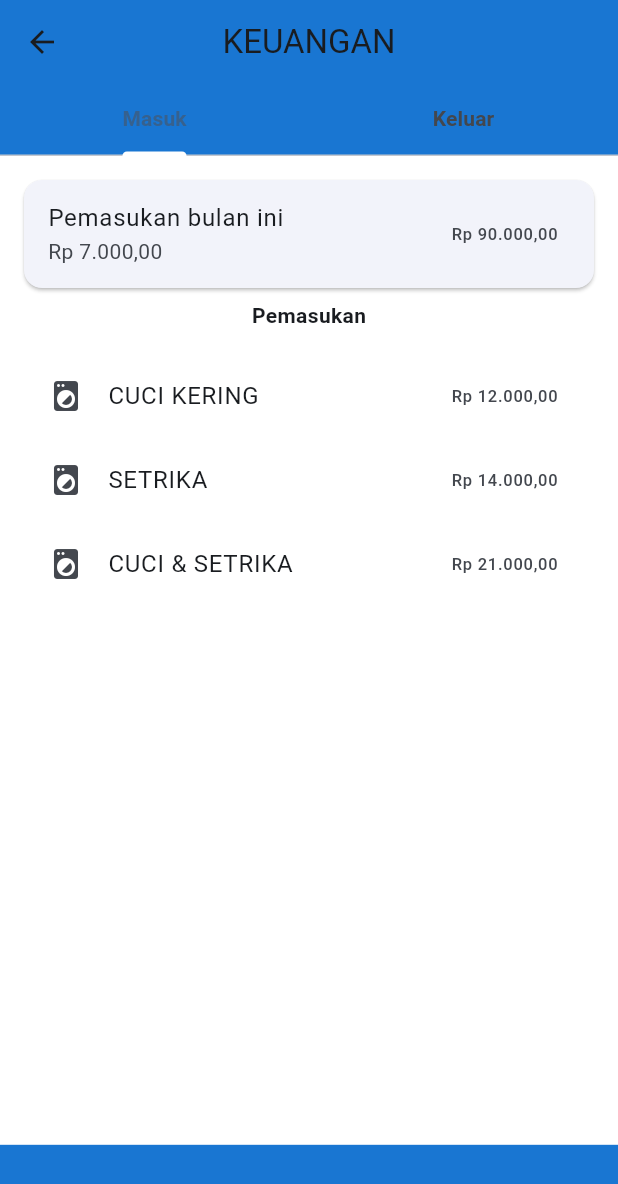
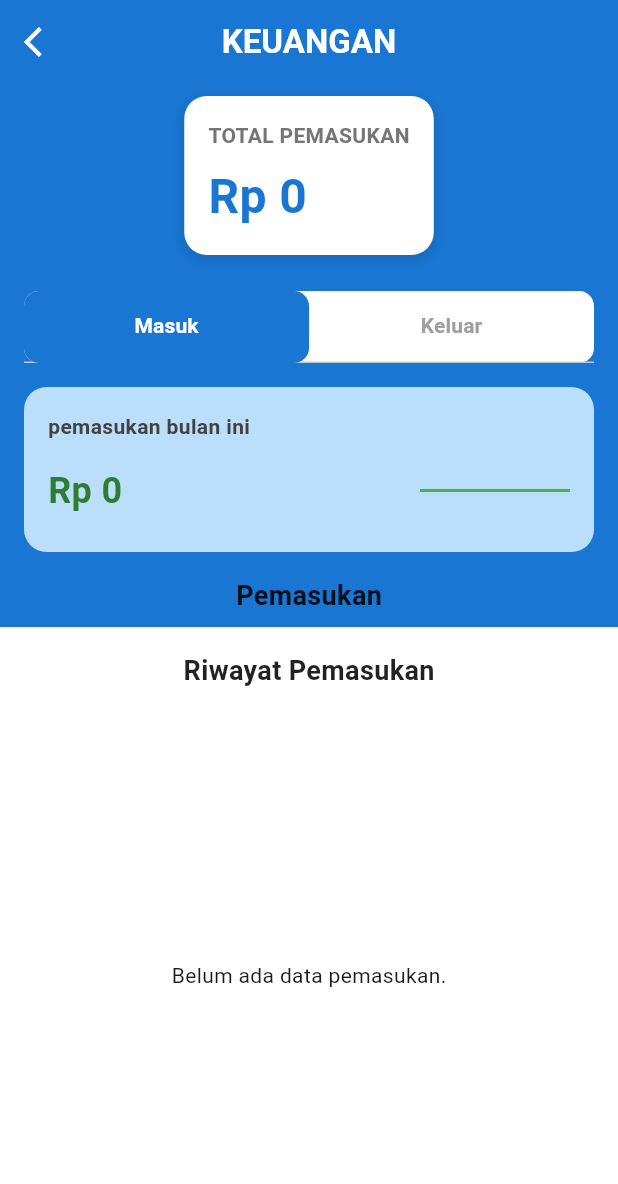
Before and after one commit to ghazyraihan/syabrina_laundry_ppsi, a Flutter app: the HomePage screen opened directly, after a tap on "KEUANGAN", on a phone screen of 412 x 824 dp. Shown: the top 1184 px of the screen. Run offline on Flutter 3.47's test engine with Material 3 defaults, Android fonts, the phone set to English and light mode, and no system bars; our stand-ins replace cloud_firestore, firebase_auth, firebase_core; accounts and stored records are empty.

Commit message:
mengubah halaman pemasukan

```diff
--- a/lib/pages/home_page.dart
+++ b/lib/pages/home_page.dart
@@ -44,7 +44,7 @@ class HomePage extends StatelessWidget {
                 context, 'PESANAN', Icons.receipt_long, PesananPage()),
             const SizedBox(height: 16),
             buildMenuCard(
-                context, 'KEUANGAN', Icons.attach_money, const KeuanganPage()),
+                context, 'KEUANGAN', Icons.attach_money, KeuanganPage()),
           ],
         ),
       ),
--- a/lib/pages/keuangan_page.dart
+++ b/lib/pages/keuangan_page.dart
@@ -1,4 +1,53 @@
+// lib/pages/keuangan_page.dart
 import 'package:flutter/material.dart';
+import 'package:cloud_firestore/cloud_firestore.dart';
+import 'package:intl/intl.dart';
+import 'pemasukan_page.dart';
+import 'pengeluaran_page.dart';
+import 'form_pengeluaran_page.dart';
+
+class _LineGraphPainter extends CustomPainter {
+  final List<double> data;
+  final Color lineColor;
+
+  _LineGraphPainter(this.data, this.lineColor);
+
+  @override
+  void paint(Canvas canvas, Size size) {
+    final paint = Paint()
+      ..color = lineColor
+      ..strokeWidth = 2.0
+      ..style = PaintingStyle.stroke;
+
+    final path = Path();
+    if (data.isNotEmpty) {
+      final double minY = data.reduce((a, b) => a < b ? a : b);
+      final double maxY = data.reduce((a, b) => a > b ? a : b);
+
+      if (minY == maxY) {
+        path.moveTo(0, size.height / 2);
+        path.lineTo(size.width, size.height / 2);
+      } else {
+        double normalize(double value) {
+          return size.height - ((value - minY) / (maxY - minY)) * size.height;
+        }
+
+        path.moveTo(0, normalize(data[0]));
+        for (int i = 1; i < data.length; i++) {
+          final x = i * (size.width / (data.length - 1));
+          final y = normalize(data[i]);
+          path.lineTo(x, y);
+        }
+      }
+    }
+    canvas.drawPath(path, paint);
+  }
+
+  @override
+  bool shouldRepaint(covariant CustomPainter oldDelegate) {
+    return false;
+  }
+}
 
 class KeuanganPage extends StatefulWidget {
   const KeuanganPage({super.key});
@@ -12,10 +61,11 @@ class _KeuanganPageState extends State<KeuanganPage>
   late TabController _tabController;
   int _selectedIndex = 0;
 
-  final List<Map<String, dynamic>> pengeluaranList = [];
-
-  final TextEditingController namaController = TextEditingController();
-  final TextEditingController jumlahController = TextEditingController();
+  final formatter = NumberFormat.currency(
+    locale: 'id_ID',
+    symbol: 'Rp ',
+    decimalDigits: 0,
+  );
 
   @override
   void initState() {
@@ -31,208 +81,249 @@ class _KeuanganPageState extends State<KeuanganPage>
   @override
   void dispose() {
     _tabController.dispose();
-    namaController.dispose();
-    jumlahController.dispose();
     super.dispose();
   }
 
-  void _showForm({int? index}) {
-    // Jika index tidak null, isi data untuk edit
-    if (index != null) {
-      namaController.text = pengeluaranList[index]['nama'];
-      jumlahController.text = pengeluaranList[index]['jumlah'];
+  Future<int> _getTotalByMonth(String collectionName) async {
+  final now = DateTime.now();
+  final startOfMonth = DateTime(now.year, now.month, 1);
+  final endOfMonth = DateTime(now.year, now.month + 1, 0, 23, 59, 59);
+
+  final snapshot = await FirebaseFirestore.instance
+      .collection(collectionName)
+      .where('tanggal', isGreaterThanOrEqualTo: Timestamp.fromDate(startOfMonth))
+      .where('tanggal', isLessThanOrEqualTo: Timestamp.fromDate(endOfMonth))
+      .get();
+
+  return snapshot.docs.fold<int>(0, (sum, doc) {
+    final dynamic value = collectionName == 'pesanan'
+        ? doc['total_harga']
+        : doc['jumlah'];
+
+    final int jumlah;
+    if (value is num) {
+      jumlah = value.toInt();
+    } else if (value is String) {
+      jumlah = int.tryParse(value) ?? 0;
     } else {
-      namaController.clear();
-      jumlahController.clear();
+      jumlah = 0;
     }
 
-    showDialog(
-      context: context,
-      builder: (_) => AlertDialog(
-        title: Text(index == null ? 'Tambah Pengeluaran' : 'Edit Pengeluaran'),
-        content: Column(
-          mainAxisSize: MainAxisSize.min,
-          children: [
-            TextField(
-              controller: namaController,
-              decoration: const InputDecoration(labelText: 'Nama'),
-            ),
-            TextField(
-              controller: jumlahController,
-              decoration: const InputDecoration(labelText: 'Jumlah (Rp)'),
-              keyboardType: TextInputType.number,
-            ),
-          ],
-        ),
-        actions: [
-          if (index != null)
-            TextButton(
-              onPressed: () {
-                setState(() {
-                  pengeluaranList.removeAt(index);
-                });
-                Navigator.pop(context);
-              },
-              child: const Text('Hapus', style: TextStyle(color: Colors.red)),
-            ),
-          TextButton(
-            onPressed: () {
-              Navigator.pop(context);
-              namaController.clear();
-              jumlahController.clear();
-            },
-            child: const Text('Batal'),
-          ),
-          ElevatedButton(
-            onPressed: () {
-              if (namaController.text.isNotEmpty &&
-                  jumlahController.text.isNotEmpty) {
-                setState(() {
-                  if (index == null) {
-                    // Tambah
-                    pengeluaranList.add({
-                      'nama': namaController.text,
-                      'jumlah': jumlahController.text,
-                    });
-                  } else {
-                    // Edit
-                    pengeluaranList[index] = {
-                      'nama': namaController.text,
-                      'jumlah': jumlahController.text,
-                    };
-                  }
-                });
-                Navigator.pop(context);
-              }
-            },
-            child: Text(index == null ? 'Simpan' : 'Update'),
-          ),
-        ],
-      ),
-    );
+    return sum + jumlah;
+  });
+}
+
+
+  Future<int> _getTotalOverall(String collectionName) async {
+  final snapshot =
+      await FirebaseFirestore.instance.collection(collectionName).get();
+
+  return snapshot.docs.fold<int>(0, (sum, doc) {
+    final dynamic value = collectionName == 'pesanan'
+        ? doc['total_harga']
+        : doc['jumlah'];
+
+    final int jumlah;
+    if (value is num) {
+      jumlah = value.toInt();
+    } else if (value is String) {
+      jumlah = int.tryParse(value) ?? 0;
+    } else {
+      jumlah = 0;
+    }
+
+    return sum + jumlah;
+  });
+}
+
+
+
+  List<double> _generateGraphData(int total, {int points = 5}) {
+    if (total == 0) {
+      return List.generate(points, (index) => 0.0);
+    }
+
+    return List.generate(points, (index) {
+      double base = total.toDouble();
+      double variation = (index / (points - 1)) * 0.2 - 0.1;
+      return base * (1 + variation);
+    });
   }
 
   @override
   Widget build(BuildContext context) {
     final isMasuk = _selectedIndex == 0;
+    final appBarColor = isMasuk ? Colors.blue[700] : Colors.red[700];
+    final accentColor = isMasuk ? Colors.blue[700] : Colors.red[700];
+    final lightAccentColor =
+        isMasuk ? Colors.blue.shade100 : Colors.red.shade100;
+    final totalTextColor =
+        isMasuk ? Colors.green.shade800 : Colors.red.shade800;
 
     return Scaffold(
-      backgroundColor: isMasuk ? Colors.blue[700] : Colors.red[700],
+      backgroundColor: appBarColor,
       appBar: AppBar(
         backgroundColor: Colors.transparent,
         elevation: 0,
-        title: const Text("KEUANGAN"),
+        title: const Text(
+          "KEUANGAN",
+          style: TextStyle(color: Colors.white, fontWeight: FontWeight.bold),
+        ),
         centerTitle: true,
+        leading: IconButton(
+          icon: const Icon(Icons.arrow_back_ios, color: Colors.white),
+          onPressed: () {
+            Navigator.of(context).pop();
+          },
+        ),
       ),
       body: Column(
         children: [
-          TabBar(
-            controller: _tabController,
-            indicatorColor: Colors.white,
-            labelStyle: const TextStyle(fontWeight: FontWeight.bold),
-            tabs: const [
-              Tab(text: "Masuk"),
-              Tab(text: "Keluar"),
-            ],
-          ),
-          Container(
-            color: Colors.white,
-            height: MediaQuery.of(context).size.height * 0.8,
-            child: TabBarView(
-              controller: _tabController,
-              children: [
-                // ================= Tab Masuk =================
-                Column(
+          FutureBuilder<int>(
+            future: isMasuk
+                ? _getTotalOverall('pesanan')
+                : _getTotalOverall('pengeluaran'),
+            builder: (context, snapshot) {
+              final totalOverall = snapshot.data ?? 0;
+              return Container(
+                margin: const EdgeInsets.symmetric(horizontal: 16, vertical: 8),
+                padding: const EdgeInsets.all(16),
+                decoration: BoxDecoration(
+                  color: Colors.white,
+                  borderRadius: BorderRadius.circular(15),
+                  boxShadow: [
+                    BoxShadow(
+                      color: Colors.black.withOpacity(0.1),
+                      spreadRadius: 1,
+                      blurRadius: 5,
+                      offset: const Offset(0, 3),
+                    ),
+                  ],
+                ),
+                child: Column(
+                  crossAxisAlignment: CrossAxisAlignment.start,
                   children: [
-                    const SizedBox(height: 16),
-                    Card(
-                      margin: const EdgeInsets.symmetric(horizontal: 16),
-                      child: const ListTile(
-                        title: Text("Pemasukan bulan ini"),
-                        subtitle: Text("Rp 7.000,00"),
-                        trailing: Text("Rp 90.000,00"),
+                    Text(
+                      isMasuk ? "TOTAL PEMASUKAN" : "TOTAL PENGELUARAN",
+                      style: TextStyle(
+                        fontSize: 14,
+                        color: Colors.grey[600],
+                        fontWeight: FontWeight.bold,
                       ),
                     ),
                     const SizedBox(height: 8),
-                    const Text(
-                      "Pemasukan",
-                      style: TextStyle(fontWeight: FontWeight.bold),
-                    ),
-                    Expanded(
-                      child: ListView(
-                        padding: const EdgeInsets.all(16),
-                        children: const [
-                          ListTile(
-                            leading: Icon(Icons.local_laundry_service),
-                            title: Text("CUCI KERING"),
-                            trailing: Text("Rp 12.000,00"),
-                          ),
-                          ListTile(
-                            leading: Icon(Icons.local_laundry_service),
-                            title: Text("SETRIKA"),
-                            trailing: Text("Rp 14.000,00"),
-                          ),
-                          ListTile(
-                            leading: Icon(Icons.local_laundry_service),
-                            title: Text("CUCI & SETRIKA"),
-                            trailing: Text("Rp 21.000,00"),
-                          ),
-                        ],
+                    Text(
+                      formatter.format(totalOverall),
+                      style: TextStyle(
+                        fontSize: 32,
+                        fontWeight: FontWeight.bold,
+                        color: accentColor,
                       ),
                     ),
                   ],
                 ),
+              );
+            },
+          ),
+          const SizedBox(height: 16),
+          Container(
+            margin: const EdgeInsets.symmetric(horizontal: 16),
+            decoration: BoxDecoration(
+              color: Colors.white,
+              borderRadius: BorderRadius.circular(10),
+            ),
+            child: TabBar(
+              controller: _tabController,
+              indicatorSize: TabBarIndicatorSize.tab,
+              indicator: BoxDecoration(
+                borderRadius: BorderRadius.circular(10),
+                color: isMasuk ? Colors.blue[700] : Colors.red[700],
+              ),
+              labelColor: Colors.white,
+              unselectedLabelColor: Colors.grey,
+              labelStyle: const TextStyle(fontWeight: FontWeight.bold),
+              tabs: const [
+                Tab(text: "Masuk"),
+                Tab(text: "Keluar"),
+              ],
+            ),
+          ),
+          const SizedBox(height: 16),
+          FutureBuilder<int>(
+            future:
+                _getTotalByMonth(isMasuk ? 'pesanan' : 'pengeluaran'),
+            builder: (context, snapshot) {
+              final totalMonth = snapshot.data ?? 0;
+              final List<double> graphData = _generateGraphData(totalMonth);
+              final graphLineColor = isMasuk ? Colors.green : Colors.red;
 
-                // ================= Tab Keluar =================
-                Column(
+              return Container(
+                margin: const EdgeInsets.symmetric(horizontal: 16),
+                padding: const EdgeInsets.all(16),
+                decoration: BoxDecoration(
+                  color: lightAccentColor,
+                  borderRadius: BorderRadius.circular(15),
+                ),
+                child: Column(
+                  crossAxisAlignment: CrossAxisAlignment.start,
                   children: [
-                    const SizedBox(height: 16),
-                    Card(
-                      margin: const EdgeInsets.symmetric(horizontal: 16),
-                      child: const ListTile(
-                        title: Text("Pengeluaran bulan ini"),
-                        subtitle: Text("Rp 7.000,00"),
-                        trailing: Text("Rp 90.000,00"),
+                    Text(
+                      isMasuk
+                          ? "pemasukan bulan ini"
+                          : "pengeluaran bulan ini",
+                      style: TextStyle(
+                        fontSize: 14,
+                        color: Colors.grey[800],
+                        fontWeight: FontWeight.bold,
                       ),
                     ),
                     const SizedBox(height: 8),
-                    const Text(
-                      "Pengeluaran",
-                      style: TextStyle(fontWeight: FontWeight.bold),
-                    ),
-                    Expanded(
-                      child: ListView(
-                        padding: const EdgeInsets.all(16),
-                        children: [
-                          const ListTile(
-                            leading: Icon(Icons.money_off),
-                            title: Text("Gaji Karyawan"),
-                            trailing: Text("Rp 23.000,00"),
+                    Row(
+                      mainAxisAlignment: MainAxisAlignment.spaceBetween,
+                      children: [
+                        Text(
+                          formatter.format(totalMonth),
+                          style: TextStyle(
+                            fontSize: 24,
+                            fontWeight: FontWeight.bold,
+                            color: totalTextColor,
                           ),
-                          const ListTile(
-                            leading: Icon(Icons.lightbulb),
-                            title: Text("Listrik"),
-                            trailing: Text("Rp 18.000,00"),
+                        ),
+                        SizedBox(
+                          width: 100,
+                          height: 50,
+                          child: CustomPaint(
+                            painter:
+                                _LineGraphPainter(graphData, graphLineColor),
                           ),
-                          const ListTile(
-                            leading: Icon(Icons.shopping_bag),
-                            title: Text("Pewangi"),
-                            trailing: Text("Rp 11.000,00"),
-                          ),
-                          for (int i = 0; i < pengeluaranList.length; i++)
-                            ListTile(
-                              leading: const Icon(Icons.money_off),
-                              title: Text(pengeluaranList[i]['nama']),
-                              trailing:
-                                  Text("Rp ${pengeluaranList[i]['jumlah']}"),
-                              onTap: () => _showForm(index: i),
-                            ),
-                        ],
-                      ),
+                        ),
+                      ],
                     ),
                   ],
                 ),
-              ],
+              );
+            },
+          ),
+          const SizedBox(height: 16),
+          Text(
+            isMasuk ? "Pemasukan" : "Pengeluaran",
+            style: const TextStyle(
+              fontWeight: FontWeight.bold,
+              fontSize: 18,
+              color: Colors.black87,
+            ),
+          ),
+          const SizedBox(height: 8),
+          Expanded(
+            child: Container(
+              color: Colors.white,
+              child: TabBarView(
+                controller: _tabController,
+                children: const [
+                  PemasukanPage(),
+                  PengeluaranPage(),
+                ],
+              ),
             ),
           ),
         ],
@@ -241,8 +332,14 @@ class _KeuanganPageState extends State<KeuanganPage>
           ? null
           : FloatingActionButton(
               backgroundColor: Colors.red[700],
-              child: const Icon(Icons.add),
-              onPressed: () => _showForm(),
+              onPressed: () {
+                Navigator.push(
+                  context,
+                  MaterialPageRoute(
+                      builder: (_) => const FormPengeluaranPage()),
+                );
+              },
+              child: const Icon(Icons.add, color: Colors.white),
             ),
     );
   }
--- /dev/null
+++ b/lib/pages/pemasukan_page.dart
@@ -0,0 +1,90 @@
+import 'package:flutter/material.dart';
+import 'package:cloud_firestore/cloud_firestore.dart';
+import 'package:intl/intl.dart';
+
+class PemasukanPage extends StatelessWidget {
+  const PemasukanPage({Key? key}) : super(key: key);
+
+  @override
+  Widget build(BuildContext context) {
+    return Column(
+      children: [
+        Padding(
+          padding: const EdgeInsets.all(16.0),
+          child: Text(
+            'Riwayat Pemasukan',
+            style: TextStyle(
+              fontSize: 18,
+              fontWeight: FontWeight.bold,
+              color: Colors.black87,
+            ),
+          ),
+        ),
+        Expanded(
+          child: StreamBuilder<QuerySnapshot>(
+            stream: FirebaseFirestore.instance
+                .collection('pesanan')
+                .orderBy('tanggal', descending: true)
+                .snapshots(),
+            builder: (context, snapshot) {
+              if (snapshot.hasError) {
+                return Center(child: Text('Terjadi kesalahan: ${snapshot.error}'));
+              }
+
+              if (snapshot.connectionState == ConnectionState.waiting) {
+                return Center(child: CircularProgressIndicator());
+              }
+
+              if (!snapshot.hasData || snapshot.data!.docs.isEmpty) {
+                return Center(child: Text('Belum ada data pemasukan.'));
+              }
+
+              return ListView.builder(
+                itemCount: snapshot.data!.docs.length,
+                itemBuilder: (context, index) {
+                  try {
+                    final data = snapshot.data!.docs[index].data() as Map<String, dynamic>;
+                    final tanggal = (data['tanggal'] as Timestamp).toDate();
+                    final namaPelanggan = data['nama_pelanggan'] ?? 'Pelanggan';
+
+                    double totalHarga = 0.0;
+                    final harga = data['total_harga'];
+
+                    if (harga is int) {
+                      totalHarga = harga.toDouble();
+                    } else if (harga is double) {
+                      totalHarga = harga;
+                    } else if (harga is String) {
+                      totalHarga = double.tryParse(harga) ?? 0;
+                    }
+
+                    return Card(
+                      margin: const EdgeInsets.symmetric(horizontal: 16, vertical: 8),
+                      child: ListTile(
+                        title: Text(namaPelanggan),
+                        subtitle: Text(DateFormat('dd MMMM yyyy').format(tanggal)),
+                        trailing: Text(
+                          NumberFormat.currency(
+                            locale: 'id',
+                            symbol: 'Rp ',
+                            decimalDigits: 0,
+                          ).format(totalHarga),
+                          style: const TextStyle(
+                            fontWeight: FontWeight.bold,
+                            color: Colors.green,
+                          ),
+                        ),
+                      ),
+                    );
+                  } catch (e) {
+                    return SizedBox(); // Skip jika ada error parsing
+                  }
+                },
+              );
+            },
+          ),
+        ),
+      ],
+    );
+  }
+}
--- a/lib/pages/pesanan_page.dart
+++ b/lib/pages/pesanan_page.dart
@@ -1,47 +1,62 @@
 import 'package:flutter/material.dart';
 import 'package:cloud_firestore/cloud_firestore.dart';
+import 'package:intl/intl.dart';
 
 class PesananPage extends StatelessWidget {
+  const PesananPage({Key? key}) : super(key: key);
+
   @override
   Widget build(BuildContext context) {
     return Scaffold(
       appBar: AppBar(
-        title: Text('Daftar Pesanan'),
-        backgroundColor: Color(0xFF3B82F6),
+        title: const Text('Daftar Pesanan'),
+        backgroundColor: const Color(0xFF3B82F6),
       ),
       body: StreamBuilder<QuerySnapshot>(
         stream: FirebaseFirestore.instance
             .collection('pesanan')
-            .orderBy('timestamp', descending: true)
+            .orderBy('timestamp', descending: true) // pastikan field ini ada
             .snapshots(),
         builder: (context, snapshot) {
           if (snapshot.connectionState == ConnectionState.waiting) {
-            return Center(child: CircularProgressIndicator());
+            return const Center(child: CircularProgressIndicator());
+          }
+
+          if (snapshot.hasError) {
+            return Center(child: Text('Error: ${snapshot.error}'));
           }
 
           final pesananList = snapshot.data?.docs ?? [];
 
           if (pesananList.isEmpty) {
-            return Center(child: Text('Belum ada pesanan.'));
+            return const Center(child: Text('Belum ada pesanan.'));
           }
 
           return ListView.builder(
             itemCount: pesananList.length,
             itemBuilder: (context, index) {
-              final data = pesananList[index];
+              final data = pesananList[index].data() as Map<String, dynamic>;
+
+              // parsing tanggalMasuk
+              String tanggalFormatted = '-';
+              if (data['tanggalMasuk'] != null && data['tanggalMasuk'] is Timestamp) {
+                final tanggal = (data['tanggalMasuk'] as Timestamp).toDate();
+                tanggalFormatted = DateFormat('dd MMM yyyy').format(tanggal);
+              }
+
               return Card(
-                margin: EdgeInsets.symmetric(horizontal: 16, vertical: 8),
+                margin: const EdgeInsets.symmetric(horizontal: 16, vertical: 8),
                 shape: RoundedRectangleBorder(borderRadius: BorderRadius.circular(16)),
                 child: ListTile(
                   title: Text(data['nama'] ?? 'Tanpa Nama'),
                   subtitle: Column(
                     crossAxisAlignment: CrossAxisAlignment.start,
                     children: [
-                      Text('Layanan: ${data['jenisLayanan']}'),
-                      Text('Berat: ${data['berat']} kg'),
-                      Text('Total: Rp${data['total']}'),
-                      Text('Tanggal Masuk: ${data['tanggalMasuk']}'),
-                      Text('Status: ${data['statusPembayaran']}'),
+                      Text('Layanan: ${data['jenisLayanan'] ?? '-'}'),
+                      Text('Berat: ${data['berat'] ?? '-'} kg'),
+                      Text('Total: Rp${data['total'] ?? '-'}'),
+                      Text('Tanggal Masuk: $tanggalFormatted'),
+                      Text('Status: ${data['statusPembayaran'] ?? '-'}'),
                     ],
                   ),
                   trailing: Icon(
--- a/pubspec.yaml
+++ b/pubspec.yaml
@@ -38,6 +38,7 @@ dependencies:
   firebase_core: ^3.13.1
   firebase_auth: ^5.5.4
   cloud_firestore: ^5.6.8
+  intl: ^0.18.1
 
 dev_dependencies:
   flutter_test:
```
Also changed, not shown: lib/home_screen.dart (deleted, +0 -97 lines), lib/pages/form_pesanan_page.dart (+66 -6 lines), lib/pages/form_pengeluaran_page.dart (line endings or trailing spaces), lib/pages/pengeluaran_page.dart (line endings or trailing spaces), pubspec.lock.
